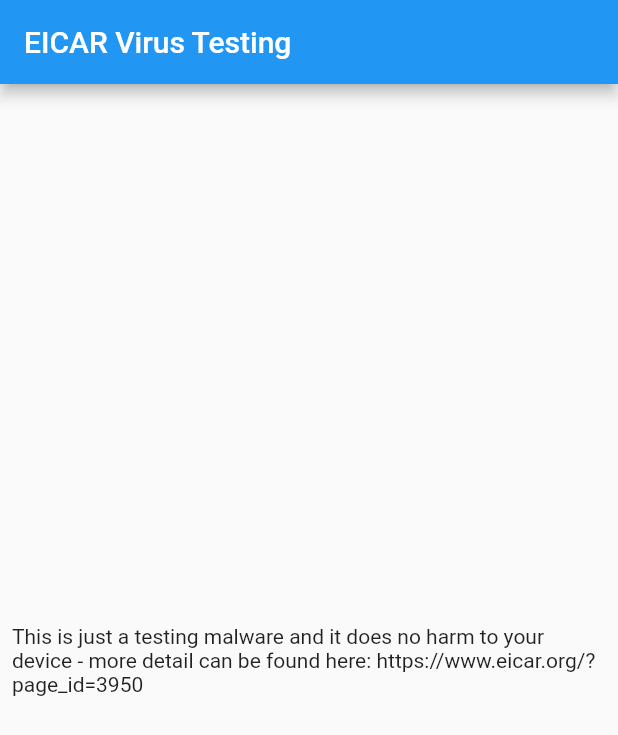
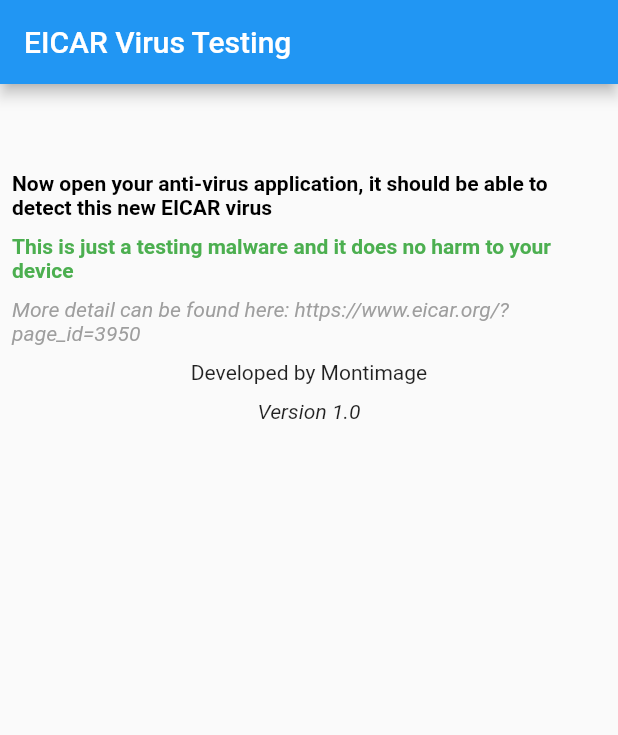
Before and after one commit to luongnv89/eicar_virus, a Flutter app: the screen it shows after launch, on a phone screen of 412 x 824 dp. Shown: the top 735 px of the screen. Run offline on Flutter 3.47's test engine with Material 2 defaults, Android fonts, the phone set to English and light mode, and no system bars.

Commit message:
first release on Google Play Store

```diff
--- a/lib/main.dart
+++ b/lib/main.dart
@@ -68,9 +68,46 @@
         margin: const EdgeInsets.all(8),
         // Center is a layout widget. It takes a single child and positions it
         // in the middle of the parent.
-        child: const Center(
-          child: Text(
-              'This is just a testing malware and it does no harm to your device - more detail can be found here: https://www.eicar.org/?page_id=3950'),
+        child: Center(
+          child: Column(
+            children: const [
+              SizedBox(
+                height: 50,
+              ),
+              Text(
+                'Now open your anti-virus application, it should be able to detect this new EICAR virus',
+                style:
+                    TextStyle(fontWeight: FontWeight.bold, color: Colors.black),
+              ),
+              SizedBox(
+                height: 10,
+              ),
+              Text(
+                'This is just a testing malware and it does no harm to your device',
+                style:
+                    TextStyle(fontWeight: FontWeight.bold, color: Colors.green),
+              ),
+              SizedBox(
+                height: 10,
+              ),
+              Text(
+                'More detail can be found here: https://www.eicar.org/?page_id=3950',
+                style:
+                    TextStyle(fontStyle: FontStyle.italic, color: Colors.grey),
+              ),
+              SizedBox(
+                height: 10,
+              ),
+              Text('Developed by Montimage'),
+              SizedBox(
+                height: 10,
+              ),
+              Text(
+                'Version 1.0',
+                style: TextStyle(fontStyle: FontStyle.italic),
+              ),
+            ],
+          ),
         ),
       ), // This trailing comma makes auto-formatting nicer for build methods.
     );
--- a/pubspec.yaml
+++ b/pubspec.yaml
@@ -1,5 +1,5 @@
 name: eicar_virus
-description: A new Flutter project.
+description: A Testing virus application based on EICAR virus.
 
 # The following line prevents the package from being accidentally published to
 # pub.dev using `flutter pub publish`. This is preferred for private packages.
```
Also changed, not shown: 7 other files.
